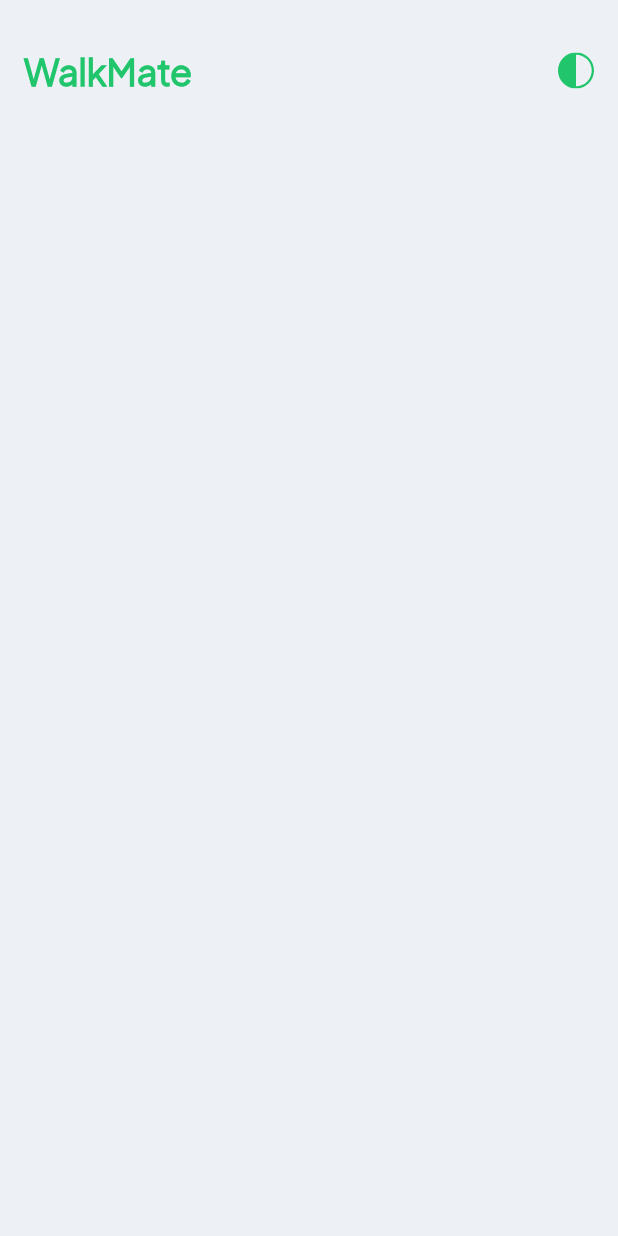
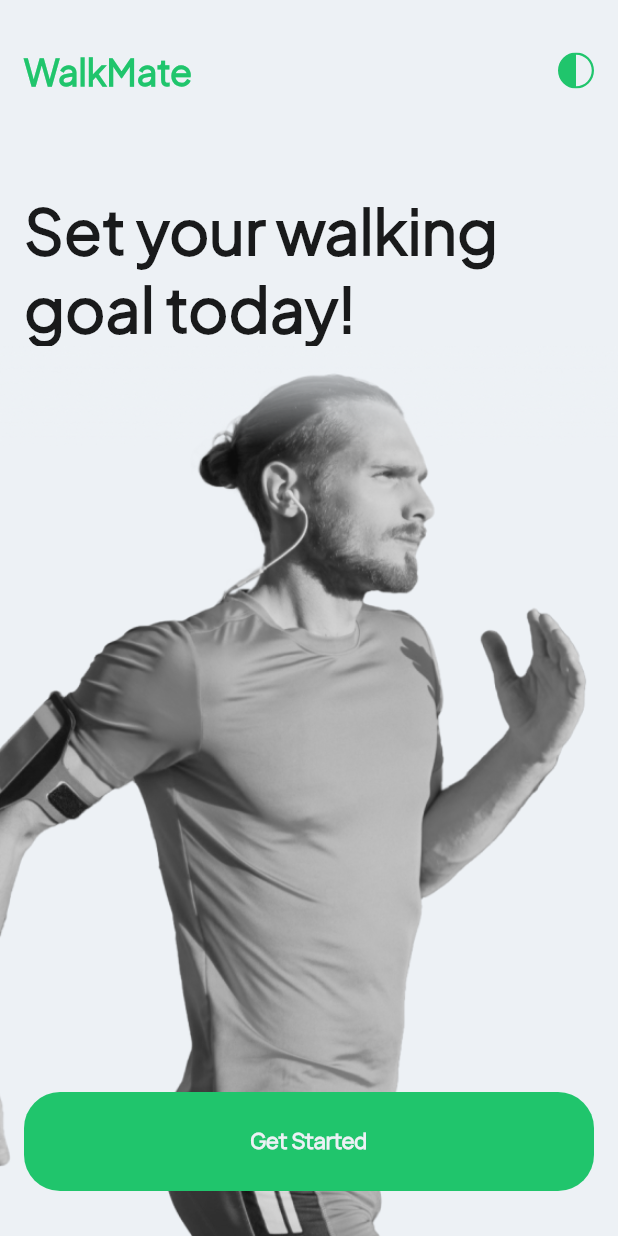
Before and after one commit to devOmedia/distance-tracker-, a Flutter app: the screen it shows after launch, on a phone screen of 412 x 824 dp. Run offline on Flutter 3.47's test engine with Material 2 defaults, Android fonts, the phone set to English and light mode, and no system bars; our stand-ins replace flutter_riverpod, flutter_svg.

Commit message:
creted homescreen

```diff
--- a/lib/controller/providers/theme_provider.dart
+++ b/lib/controller/providers/theme_provider.dart
@@ -9,11 +9,13 @@ class CustomThemes {
   //-------------DARK THEME SETTINGS
   getDarkTheme() => ThemeData(
         scaffoldBackgroundColor: Kconstants.of(context)!.black,
+        fontFamily: "Manrope",
       );
 
   //-------------light THEME SETTINGS
   getLightTheme() => ThemeData(
         scaffoldBackgroundColor: Kconstants.of(context)!.offWhite,
+        fontFamily: "Manrope",
       );
 }
 
@@ -30,7 +32,6 @@ class ThemeNotifier extends ChangeNotifier {
   void toggleTheme() {
     isOn = !isOn;
     themeMode = isOn ? ThemeMode.light : ThemeMode.dark;
-
     notifyListeners();
   }
 }
--- a/lib/model/constants/constants.dart
+++ b/lib/model/constants/constants.dart
@@ -27,7 +27,7 @@ class Kconstants extends InheritedWidget {
   );
 
   final EdgeInsetsGeometry appPading =
-      const EdgeInsets.symmetric(vertical: 32, horizontal: 16);
+      const EdgeInsets.only(top: 32, left: 16, right: 16);
 
   @override
   bool updateShouldNotify(Kconstants oldWidget) => false;
--- a/lib/view/screens/home_screens.dart
+++ b/lib/view/screens/home_screens.dart
@@ -1,5 +1,6 @@
 import 'package:flutter/material.dart';
 import 'package:flutter_riverpod/flutter_riverpod.dart';
+import 'package:walkmate/controller/providers/theme_provider.dart';
 import 'package:walkmate/model/constants/constants.dart';
 import 'package:walkmate/view/screens/widgets/custom_app_bar.dart';
 
@@ -14,13 +15,99 @@ class HomeScreens extends ConsumerStatefulWidget {
 class _HomeScreensState extends ConsumerState<HomeScreens> {
   @override
   Widget build(BuildContext context) {
+    final Size size = MediaQuery.of(context).size;
+    final themePro = ref.watch(themeProvider);
     return Scaffold(
-      body: Padding(
-        padding: Kconstants.of(context)!.appPading,
-        child: Column(
-          children: [
-            CustomAppBar(ref: ref),
-          ],
+      body: Column(
+        children: [
+          //==========================>>> custom app bar
+          Padding(
+            padding: Kconstants.of(context)!.appPading,
+            child: CustomAppBar(ref: ref),
+          ),
+          SizedBox(height: size.height * 0.04),
+          Padding(
+            padding: Kconstants.of(context)!.appPading,
+            child: Text(
+              "Set your walking goal today!",
+              style: Kconstants.of(context)!.header.copyWith(
+                    color: themePro.isDarkMode
+                        ? Kconstants.of(context)!.green
+                        : Kconstants.of(context)!.black,
+                    fontSize: size.width * 0.1,
+                  ),
+            ),
+          ),
+          Expanded(
+            child: Stack(
+              alignment: Alignment.bottomCenter,
+              children: [
+                themePro.isDarkMode
+                    ? SizedBox(
+                        width: size.width,
+                        child: Image.asset(
+                          "assets/images/Dark_Image.png",
+                          fit: BoxFit.fill,
+                        ),
+                      )
+                    : SizedBox(
+                        width: size.width,
+                        child: Image.asset(
+                          "assets/images/Image.png",
+                          fit: BoxFit.fill,
+                        ),
+                      ),
+                Positioned(
+                  bottom: 30,
+                  left: 16,
+                  right: 16,
+                  child: CustomButtonWidget(
+                    size: size,
+                    title: "Get Started",
+                    onPressed: () {},
+                  ),
+                )
+              ],
+            ),
+          )
+        ],
+      ),
+    );
+  }
+}
+
+class CustomButtonWidget extends StatelessWidget {
+  const CustomButtonWidget({
+    super.key,
+    required this.size,
+    required this.onPressed,
+    required this.title,
+  });
+
+  final Size size;
+  final String title;
+  final void Function() onPressed;
+
+  @override
+  Widget build(BuildContext context) {
+    return GestureDetector(
+      onTap: onPressed,
+      child: Container(
+        height: size.height * 0.08,
+        width: size.width,
+        decoration: BoxDecoration(
+          borderRadius: BorderRadius.circular(24),
+          color: Kconstants.of(context)!.green,
+        ),
+        child: Center(
+          child: Text(
+            title,
+            style: TextStyle(
+              color: Kconstants.of(context)!.offWhite,
+              fontWeight: FontWeight.w600,
+              fontSize: size.width * 0.035,
+            ),
+          ),
         ),
       ),
     );
```
